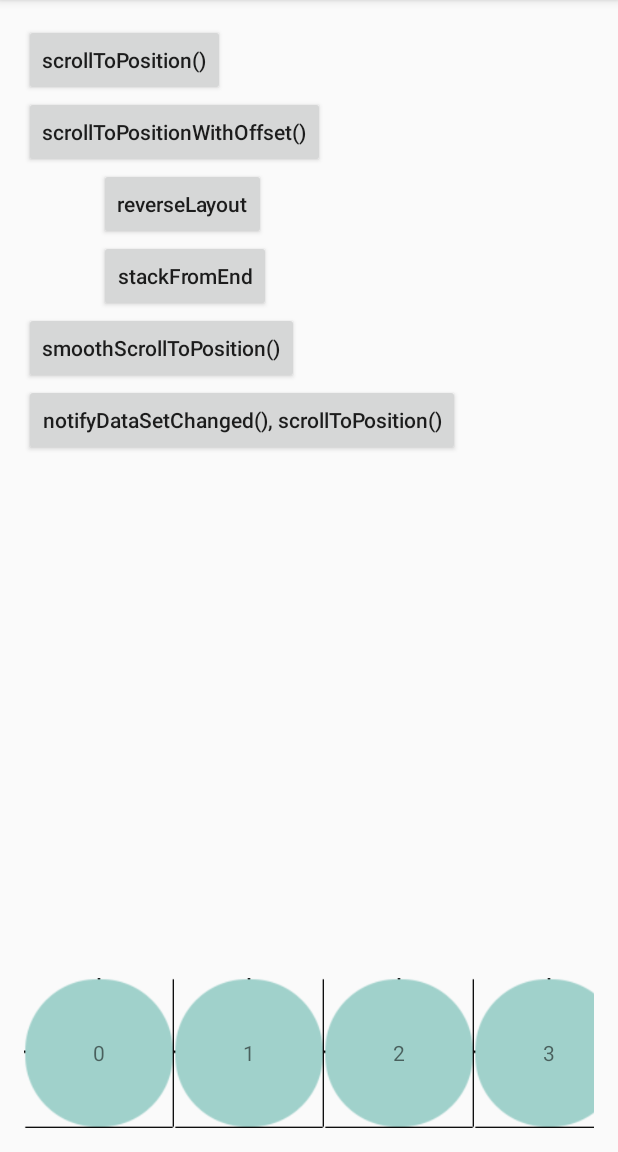
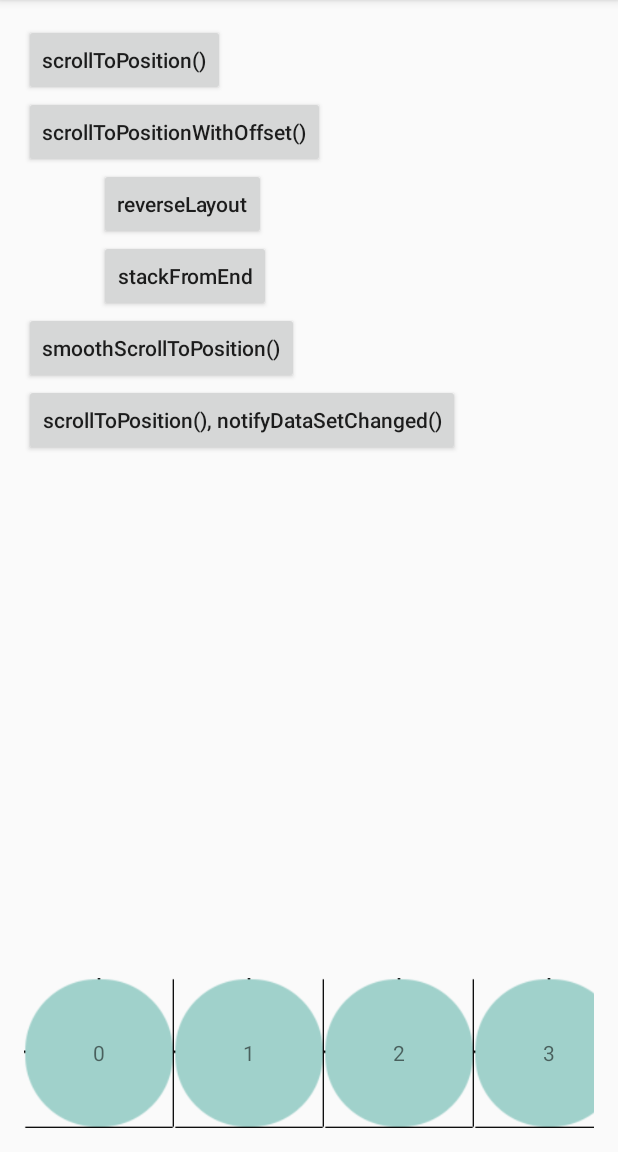
Before and after one commit to BattleShipPark/example.rv_scroll, an Android app: the screen it shows after launch (MainActivity), on a phone screen of 412 x 824 dp, the part 84-1236 px from its top. Run offline under Robolectric (Android 15) with nearby library versions, the phone set to English and light mode, and no system bars; our stand-ins replace ButterKnife.

Commit message:
- change of call order to make reader better to understand

```diff
--- a/app/src/main/java/com/battleshippark/examplervscroll/MainActivity.java
+++ b/app/src/main/java/com/battleshippark/examplervscroll/MainActivity.java
@@ -81,9 +81,9 @@ public class MainActivity extends AppCompatActivity {
 
     @OnClick(R.id.btn6)
     void onClickBtn6() {
+        layoutManager.scrollToPosition(1);
         items.add(1, items.size());
         adapter.notifyDataSetChanged();
-        layoutManager.scrollToPosition(1);
     }
 
     private static class CustomSmoothScroller extends LinearSmoothScroller {
--- a/app/src/main/res/layout/activity_main.xml
+++ b/app/src/main/res/layout/activity_main.xml
@@ -49,7 +49,7 @@
         android:id="@+id/btn6"
         android:layout_width="wrap_content"
         android:layout_height="wrap_content"
-        android:text="notifyDataSetChanged(), scrollToPosition()"
+        android:text="scrollToPosition(), notifyDataSetChanged()"
         android:textAllCaps="false"/>
 
     <Space
```
